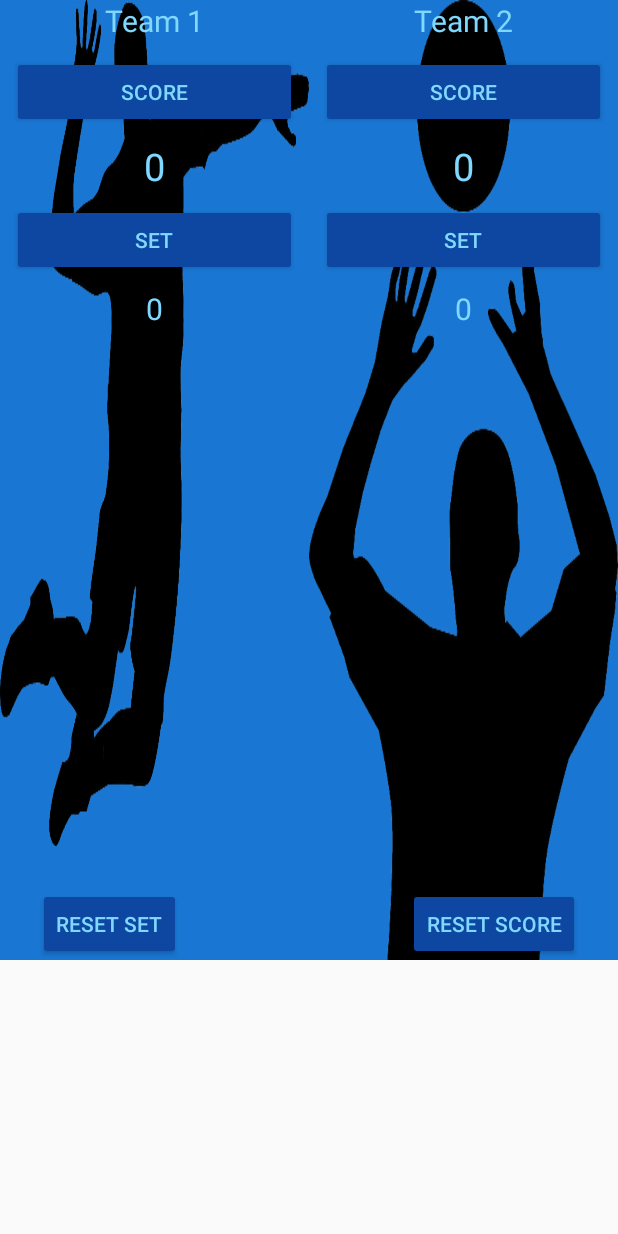
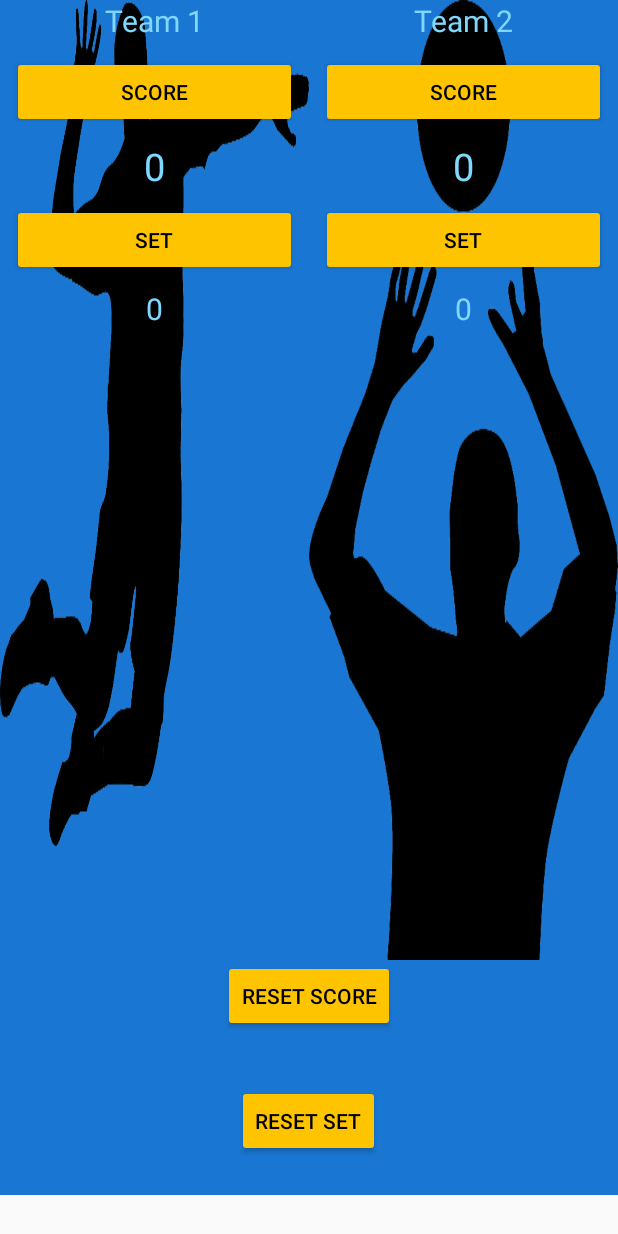
Before and after one commit to clarissaDia/VolleyScoreKepper, an Android app: the layout activity_main.xml on its own in the app's theme, with its tools: preview values and no code run, on a phone screen of 412 x 824 dp. Run offline under Robolectric (Android 15) with nearby library versions, the phone set to English and light mode, and no system bars.

Commit message:
Layout changes

```diff
--- a/app/src/main/AndroidManifest.xml
+++ b/app/src/main/AndroidManifest.xml
@@ -8,7 +8,7 @@
         android:label="@string/app_name"
         android:roundIcon="@mipmap/ic_launcher_round"
         android:supportsRtl="true"
-        android:theme="@style/AppTheme">
+        android:theme="@style/AppTheme.NoActionBar">
         <activity android:name=".MainActivity">
             <intent-filter>
                 <action android:name="android.intent.action.MAIN" />
--- a/app/src/main/res/layout/activity_main.xml
+++ b/app/src/main/res/layout/activity_main.xml
@@ -1,34 +1,29 @@
 <?xml version="1.0" encoding="utf-8"?>
 
-<ScrollView
+<ScrollView xmlns:android="http://schemas.android.com/apk/res/android"
+    xmlns:tools="http://schemas.android.com/tools"
+    android:layout_width="match_parent"
     android:layout_height="wrap_content"
-    android:layout_width="match_parent"
-    xmlns:android="http://schemas.android.com/apk/res/android"
-    xmlns:tools="http://schemas.android.com/tools"
     tools:context=".MainActivity">
 
-    <RelativeLayout
+    <LinearLayout
         android:layout_width="match_parent"
         android:layout_height="wrap_content"
         android:background="#1976D2"
-        android:gravity="center_horizontal"
-        >
-
-
+        android:orientation="vertical">
 
 
         <LinearLayout
             android:layout_width="match_parent"
             android:layout_height="wrap_content"
-        android:orientation="horizontal"
-        >
+            android:orientation="horizontal">
 
             <LinearLayout
                 android:layout_width="0dp"
                 android:layout_height="wrap_content"
                 android:layout_weight="1"
+                android:background="@drawable/volley2"
                 android:orientation="vertical"
-            android:background="@drawable/volley2"
                 tools:context=".MainActivity">
 
                 <TextView
@@ -36,8 +31,8 @@
                     android:layout_height="match_parent"
                     android:gravity="center_horizontal"
                     android:text="@string/team_1"
-                android:textSize="20sp"
-                android:textColor="#80D8FF"/>
+                    android:textColor="#80D8FF"
+                    android:textSize="20sp" />
 
                 <Button
                     android:layout_width="match_parent"
@@ -48,7 +43,7 @@
                     android:layout_marginTop="10dp"
                     android:onClick="addOneForTeam1"
                     android:text="@string/score"
-                android:textColor="#80D8FF"/>
+                    android:textColor="#000000" />
 
                 <TextView
                     android:id="@+id/team_1_score"
@@ -56,16 +51,16 @@
                     android:layout_height="wrap_content"
                     android:gravity="center_horizontal"
                     android:text="@string/num_score"
-                android:textSize="25sp"
-                android:textColor="#80D8FF"/>
+                    android:textColor="#80D8FF"
+                    android:textSize="25sp" />
 
                 <Button
                     android:layout_width="match_parent"
                     android:layout_height="wrap_content"
-                android:textColor="#80D8FF"
                     android:layout_margin="8dp"
                     android:onClick="addSetForTeam1"
-                android:text="@string/set" />
+                    android:text="@string/set"
+                    android:textColor="#000000" />
 
                 <TextView
                     android:id="@+id/team_1_set"
@@ -73,8 +68,8 @@
                     android:layout_height="wrap_content"
                     android:gravity="center_horizontal"
                     android:text="@string/num_set"
-                android:textSize="20sp"
-                android:textColor="#80D8FF"/>
+                    android:textColor="#80D8FF"
+                    android:textSize="20sp" />
 
             </LinearLayout>
 
@@ -100,9 +95,9 @@
                     android:layout_marginLeft="8dp"
                     android:layout_marginRight="8dp"
                     android:layout_marginTop="10dp"
-                android:textColor="#80D8FF"
                     android:onClick="addOneForTeam2"
-                android:text="@string/score" />
+                    android:text="@string/score"
+                    android:textColor="#000000" />
 
                 <TextView
                     android:id="@+id/team_2_score"
@@ -119,7 +114,7 @@
                     android:layout_margin="8dp"
                     android:onClick="addSetForTeam2"
                     android:text="@string/set"
-                android:textColor="#80D8FF"/>
+                    android:textColor="#000000" />
 
                 <TextView
                     android:id="@+id/team_2_set"
@@ -136,37 +131,26 @@
 
         </LinearLayout>
 
-
-
         <Button
             android:id="@+id/reset_score"
             android:layout_width="wrap_content"
             android:layout_height="wrap_content"
-        android:layout_marginBottom="10dp"
+            android:layout_gravity="center"
+            android:onClick="resetScore"
             android:text="@string/reset_score"
-        android:layout_alignParentBottom="true"
-        android:layout_alignParentRight="true"
-        android:layout_alignParentEnd="true"
-        android:layout_marginRight="25dp"
-        android:layout_marginEnd="25dp"
-        android:onClick="resetScore"
-        android:textColor="#80D8FF"/>
+            android:textColor="#000000"
+            android:layout_marginBottom="35dp"/>
 
         <Button
             android:id="@+id/reset_set"
             android:layout_width="wrap_content"
             android:layout_height="wrap_content"
-       android:layout_alignParentBottom="true"
-        android:layout_alignParentLeft="true"
-        android:layout_alignParentStart="true"
-        android:layout_marginLeft="25dp"
-        android:layout_marginStart="25dp"
-        android:layout_marginBottom="25dp"
-        android:layout_above="@id/reset_score"
+            android:layout_gravity="center"
             android:onClick="resetSet"
             android:text="@string/reset_set"
-        android:textColor="#80D8FF"/>
+            android:textColor="#000000"
+            android:layout_marginBottom="25dp"/>
 
-</RelativeLayout>
+    </LinearLayout>
 
 </ScrollView>
--- a/app/src/main/res/values/styles.xml
+++ b/app/src/main/res/values/styles.xml
@@ -1,10 +1,10 @@
 <resources>
 
     <!-- Base application theme. -->
-    <style name="AppTheme" parent="Theme.AppCompat.Light.DarkActionBar">
+    <style name="AppTheme.NoActionBar" parent="Theme.AppCompat.Light.NoActionBar">
         <!-- Customize your theme here. -->
-        <item name="colorPrimary"> #0D47A1 </item>
-        <item name="colorButtonNormal"> #0D47A1 </item>
+        <item name="colorPrimary"> #2196F3 </item>
+        <item name="colorButtonNormal">#FFC400</item>
 
     </style>
 
```
Lines whose indentation alone changed are shown as unchanged.
